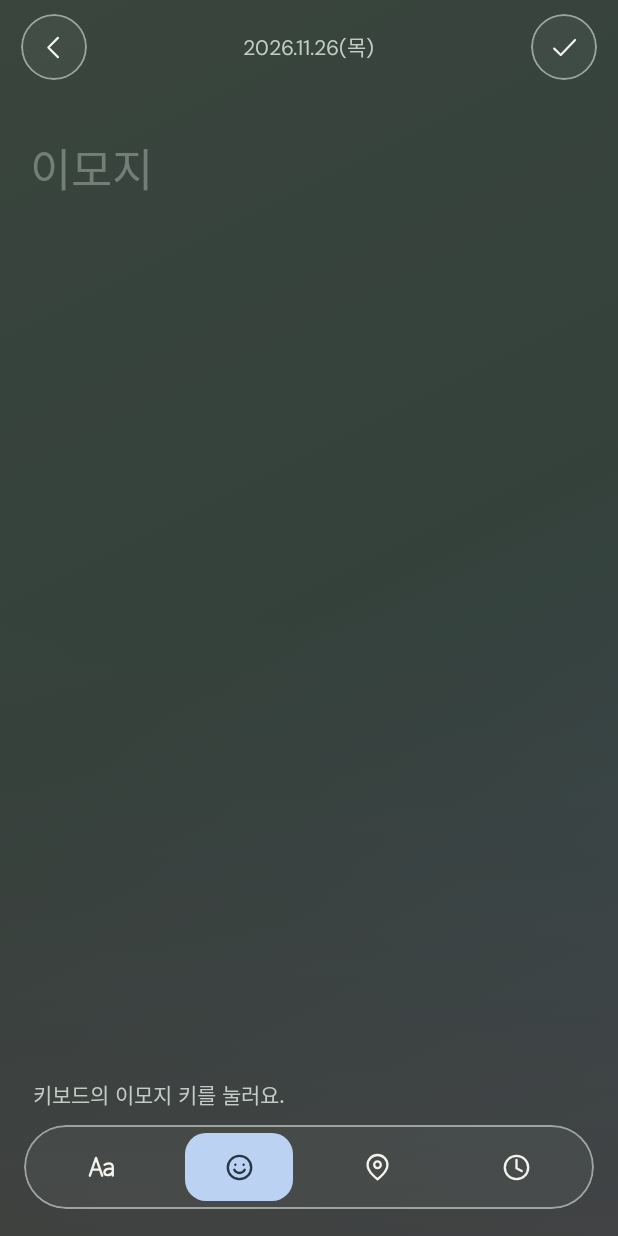
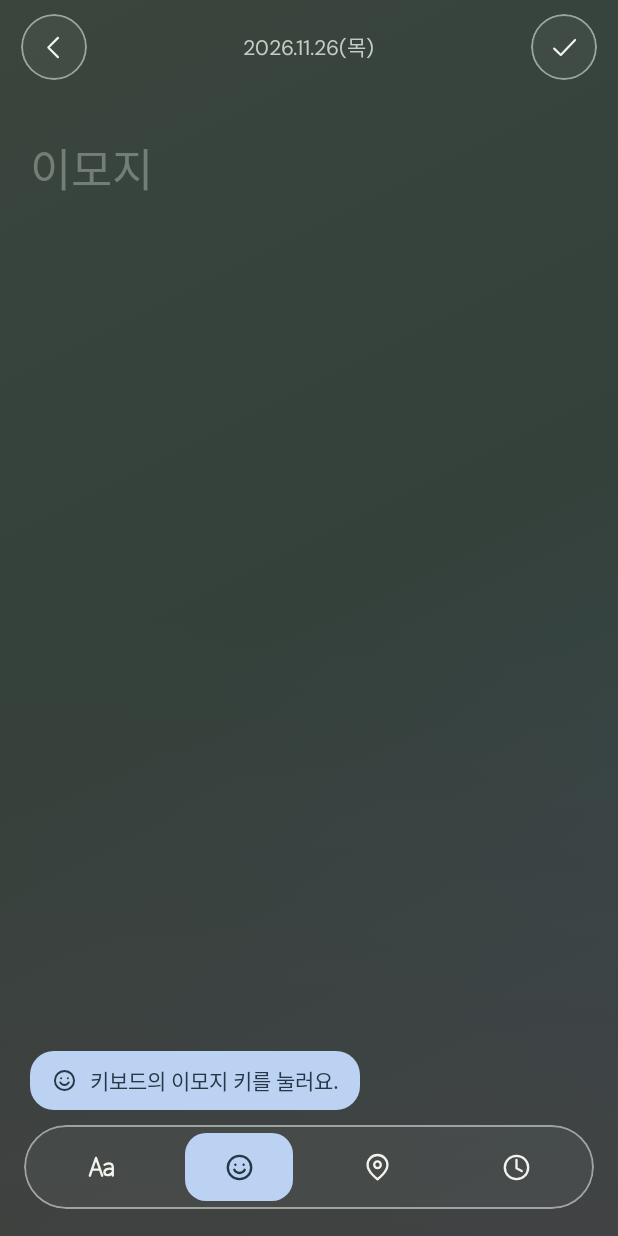
Before and after one commit to elpalaiso/tokipin-android, an Android app built with Jetpack Compose: the screen it shows after launch (MainActivity), item 2 of the bottom bar chosen, on a phone screen of 412 x 824 dp. Run offline under Robolectric (Android 15) with nearby library versions, the phone set to English and light mode, and no system bars.

Commit message:
Restart the keyboard per tool and make the emoji key hint clear
- Each tool's field is its own input session, so word and place bring back
  the letter keyboard even after the emoji panel was open
- The emoji hint is a highlighted bubble above the tools, announced to
  TalkBack; Android offers no API to open another keyboard's emoji panel

Co-Authored-By: Claude Opus 5.5 <noreply@anthropic.com>

```diff
--- a/app/src/main/java/com/tokipin/app/ui/EditorScreen.kt
+++ b/app/src/main/java/com/tokipin/app/ui/EditorScreen.kt
@@ -57,12 +57,15 @@ import androidx.compose.ui.res.stringResource
 import androidx.compose.ui.semantics.Role
 import androidx.compose.ui.semantics.contentDescription
 import androidx.compose.ui.semantics.selected
+import androidx.compose.ui.semantics.LiveRegionMode
+import androidx.compose.ui.semantics.liveRegion
 import androidx.compose.ui.semantics.semantics
 import androidx.compose.ui.semantics.stateDescription
 import androidx.compose.ui.text.TextRange
 import androidx.compose.ui.text.TextStyle
 import androidx.compose.ui.text.font.FontWeight
 import androidx.compose.ui.text.input.ImeAction
+import androidx.compose.ui.text.input.KeyboardType
 import androidx.compose.ui.text.input.TextFieldValue
 import androidx.compose.ui.unit.dp
 import androidx.compose.ui.unit.sp
@@ -125,7 +128,11 @@ fun EditorScreen(vm: AppViewModel) {
     }
 
     LaunchedEffect(draft.kind, draft.editId, selection == null) {
-        if (selection == null && draft.kind != EntryKind.TIME) focusField()
+        if (selection == null && draft.kind != EntryKind.TIME) {
+            // The tool's own field is laid out on the next frame; focus it then.
+            androidx.compose.runtime.withFrameNanos { }
+            focusField()
+        }
     }
 
     TkBackground {
@@ -170,7 +177,7 @@ fun EditorScreen(vm: AppViewModel) {
                     }
                 }
                 if (draft.editId == null && selection == null && draft.kind != EntryKind.TIME) {
-                    item(key = "composer") {
+                    item(key = "composer_${draft.kind}") {
                         Composer(draft.kind, field, focus, onChange = { onFieldChange(it) }, onDone = {
                             if (vm.commitRaw()) focusField()
                         })
@@ -190,7 +197,7 @@ fun EditorScreen(vm: AppViewModel) {
                 if (draft.kind == EntryKind.EMOJI && selection == null && (field.text.isEmpty() || emojiBlocked)) {
                     // Android cannot open an arbitrary keyboard on its emoji panel, so a short hint shows
                     // only while it helps: the field is empty, or something that is not an emoji was typed.
-                    Text(stringResource(R.string.editor_emoji_prompt), style = TkType.label, modifier = Modifier.padding(horizontal = 6.dp))
+                    EmojiKeyHint()
                 }
                 if (draft.kind == EntryKind.TIME && selection == null) {
                     TimePanel(
@@ -267,7 +274,14 @@ private fun Composer(
         textStyle = kind.textStyle(),
         cursorBrush = SolidColor(Tk.Primary),
         singleLine = true,
-        keyboardOptions = KeyboardOptions(imeAction = ImeAction.Done),
+        // Each tool is its own input session with its own options, so switching tools makes the
+        // keyboard restart: word and place come back to letters (even if the emoji panel was open),
+        // and the emoji tool starts a session without suggestions for emoji input.
+        keyboardOptions = if (kind == EntryKind.EMOJI) {
+            KeyboardOptions(keyboardType = KeyboardType.Text, autoCorrectEnabled = false, imeAction = ImeAction.Done)
+        } else {
+            KeyboardOptions(keyboardType = KeyboardType.Text, autoCorrectEnabled = true, imeAction = ImeAction.Done)
+        },
         // Enter confirms one item. The IME finishes a Hangul composition before it sends the action.
         keyboardActions = KeyboardActions(onDone = { onDone() }),
         modifier = Modifier
@@ -413,6 +427,28 @@ fun KindToolbar(current: EntryKind, onSelect: (EntryKind) -> Unit) {
     }
 }
 
+/**
+ * Android has no API that opens another app's keyboard (Gboard, Samsung Keyboard…) on its emoji
+ * panel, so the emoji tool opens the person's keyboard and this bubble, tied to the emoji tool,
+ * tells them to switch it themselves. It names no key position, so it fits any keyboard.
+ */
+@Composable
+private fun EmojiKeyHint() {
+    Row(
+        Modifier
+            .padding(start = 4.dp)
+            .clip(RoundedCornerShape(16.dp))
+            .background(Tk.Focus)
+            .semantics { liveRegion = LiveRegionMode.Polite }
+            .padding(horizontal = 14.dp, vertical = 9.dp),
+        verticalAlignment = Alignment.CenterVertically,
+    ) {
+        TkIcon(R.drawable.ic_emoji, tint = Tk.OnFocus, size = 18.dp)
+        Spacer(Modifier.width(8.dp))
+        Text(stringResource(R.string.editor_emoji_prompt), style = TkType.label.copy(color = Tk.OnFocus, fontWeight = FontWeight.Medium))
+    }
+}
+
 @Composable
 private fun PendingTime(value: String) {
     Box(
```
